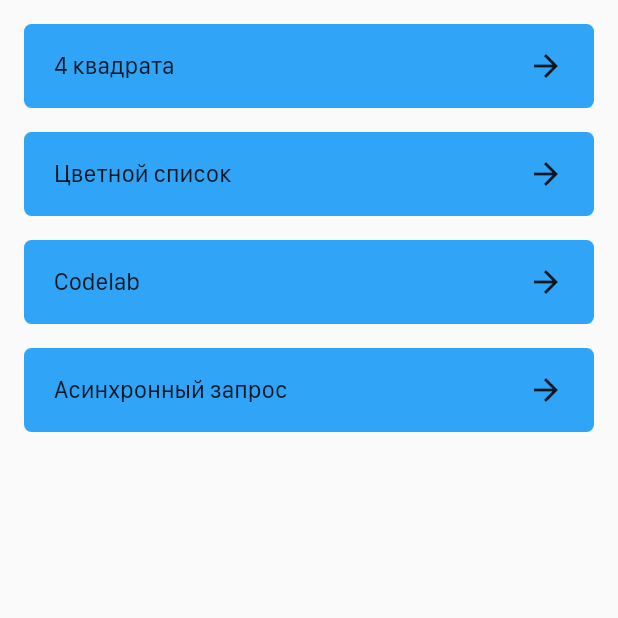
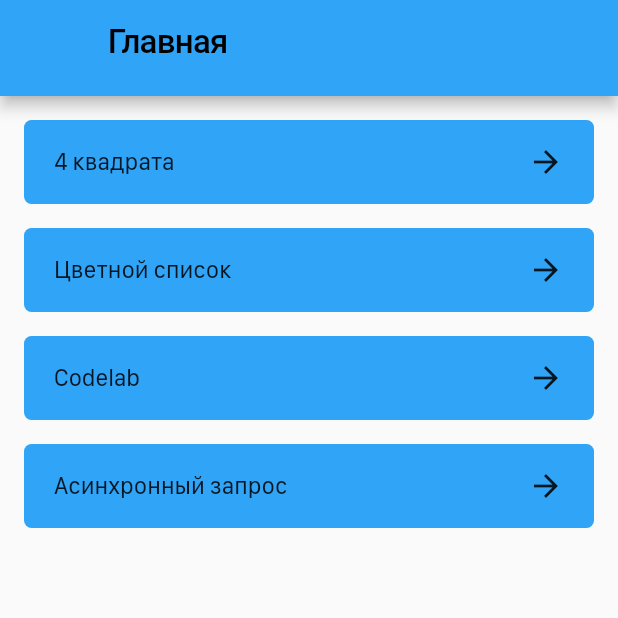
Before and after one commit to loopnyapy/first_week, a Flutter app: the MainPage screen opened directly, on a phone screen of 412 x 824 dp, the top half of it. Run offline on Flutter 3.47's test engine with Material 2 defaults, Android fonts, the phone set to English and light mode, and no system bars; project files that could hold a hidden picture were left out.

Commit message:
feat: navigator on main page feat: four squares page feat: navigation on pages

```diff
--- /dev/null
+++ b/lib/model/page.dart
@@ -0,0 +1,8 @@
+import 'package:flutter/material.dart';
+
+class Page {
+  const Page({required this.name, required this.routeWidget});
+
+  final String name;
+  final Widget routeWidget;
+}
--- a/lib/presentation/main/main_page.dart
+++ b/lib/presentation/main/main_page.dart
@@ -1,4 +1,5 @@
 import 'package:first_week/presentation/main/widgets/menu_item.dart';
+import 'package:first_week/presentation/widgets/custom_appbar.dart';
 import 'package:first_week/utils/pages.dart';
 import 'package:flutter/material.dart';
 
@@ -7,17 +8,28 @@ class MainPage extends StatelessWidget {
 
   @override
   Widget build(BuildContext context) {
-    return Padding(
+    return Scaffold(
+      appBar: const CustomAppBar(
+        title: 'Главная',
+      ),
+      body: Padding(
         padding: const EdgeInsets.all(16),
         child: ListView.separated(
           itemCount: Pages.pageList.length,
           itemBuilder: (context, index) => MenuItem(
-          title: Pages.pageList[index],
+            title: Pages.pageList[index].name,
+            onTap: (BuildContext pageContext) => Navigator.push(
+              pageContext,
+              MaterialPageRoute(
+                builder: (_) => Pages.pageList[index].routeWidget,
+              ),
+            ),
           ),
           separatorBuilder: (BuildContext context, int index) => const SizedBox(
             height: 16.0,
           ),
         ),
+      ),
     );
   }
 }
--- a/lib/presentation/main/widgets/menu_item.dart
+++ b/lib/presentation/main/widgets/menu_item.dart
@@ -1,19 +1,24 @@
+import 'package:first_week/presentation/four_squares/four_squares_page.dart';
 import 'package:flutter/material.dart';
 
 class MenuItem extends StatelessWidget {
-  const MenuItem({Key? key, required this.title}) : super(key: key);
+  const MenuItem({Key? key, required this.title, required this.onTap}) : super(key: key);
 
   final String title;
+  final Function onTap;
 
   @override
   Widget build(BuildContext context) {
-    return Container(
+    return InkWell(
+      onTap: () => onTap(context),
+      child: Container(
         padding: const EdgeInsets.symmetric(vertical: 16.0, horizontal: 20.0),
         decoration: BoxDecoration(
           borderRadius: const BorderRadius.all(
             Radius.circular(5.0),
           ),
-          color: Theme.of(context).primaryColor),
+          color: Theme.of(context).primaryColor,
+        ),
         child: Row(
           children: [
             Text(
@@ -24,6 +29,7 @@ class MenuItem extends StatelessWidget {
           ],
           mainAxisAlignment: MainAxisAlignment.spaceBetween,
         ),
+      ),
     );
   }
 }
--- a/lib/presentation/widgets/custom_appbar.dart
+++ b/lib/presentation/widgets/custom_appbar.dart
@@ -2,22 +2,28 @@ import 'package:flutter/material.dart';
 import 'package:flutter/services.dart';
 
 class CustomAppBar extends StatelessWidget implements PreferredSizeWidget {
-  const CustomAppBar({Key? key, required this.title}) : super(key: key);
+  const CustomAppBar({
+    Key? key,
+    required this.title,
+    this.hasLeading = false,
+  }) : super(key: key);
 
   final String title;
+  final bool hasLeading;
 
   @override
   Widget build(BuildContext context) {
-    return PreferredSize(
-      preferredSize: preferredSize,
-      child: AppBar(
-        leading: Container(),
-        leadingWidth: 42.0,
-        centerTitle: false,
-        title: Text(title),
-        systemOverlayStyle: const SystemUiOverlayStyle(
-          statusBarBrightness: Brightness.light,
-        ),
+    return AppBar(
+      leading: hasLeading
+          ? IconButton(
+              onPressed: () => Navigator.pop(context),
+              icon: const Icon(Icons.arrow_back),
+            )
+          : Container(),
+      centerTitle: false,
+      title: Text(title),
+      systemOverlayStyle: const SystemUiOverlayStyle(
+        statusBarBrightness: Brightness.light,
       ),
     );
   }
--- a/lib/utils/pages.dart
+++ b/lib/utils/pages.dart
@@ -1,13 +1,19 @@
+import 'package:first_week/model/page.dart';
+import 'package:first_week/presentation/async_query/async_query_page.dart';
+import 'package:first_week/presentation/codelab/codelab_page.dart';
+import 'package:first_week/presentation/colored_list/colored_list_page.dart';
+import 'package:first_week/presentation/four_squares/four_squares_page.dart';
+
 class Pages {
   static const String fourSquares = '4 квадрата';
   static const String coloredList = 'Цветной список';
   static const String codelab = 'Codelab';
   static const String asyncQuery = 'Асинхронный запрос';
 
-  static const List<String> pageList = [
-    fourSquares,
-    coloredList,
-    codelab,
-    asyncQuery,
+  static const List<Page> pageList = [
+    Page(name: fourSquares, routeWidget: FourSquarePage()),
+    Page(name: coloredList, routeWidget: ColoredListPage()),
+    Page(name: codelab, routeWidget: CodelabPage()),
+    Page(name: asyncQuery, routeWidget: AsyncQueryPage()),
   ];
 }
```
Also changed, not shown: lib/main.dart (+1 -23 lines), lib/presentation/async_query/async_query_page.dart (added, +18 -0 lines), lib/presentation/codelab/codelab_page.dart (added, +18 -0 lines), lib/presentation/colored_list/colored_list_page.dart (added, +18 -0 lines), lib/presentation/four_squares/four_squares_page.dart (added, +48 -0 lines), lib/presentation/four_squares/widgets/square.dart (added, +22 -0 lines). Lines whose indentation alone changed are shown as unchanged.
